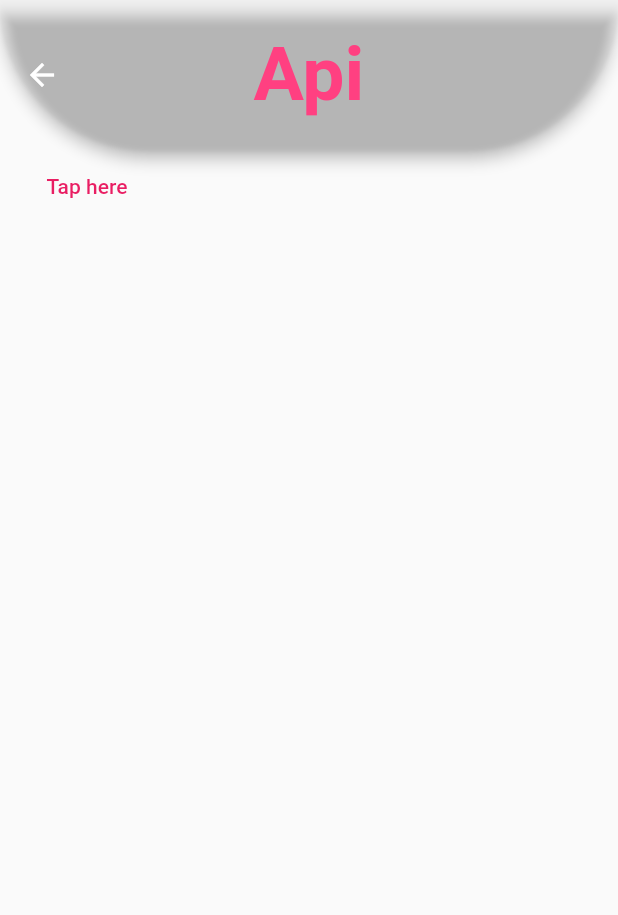
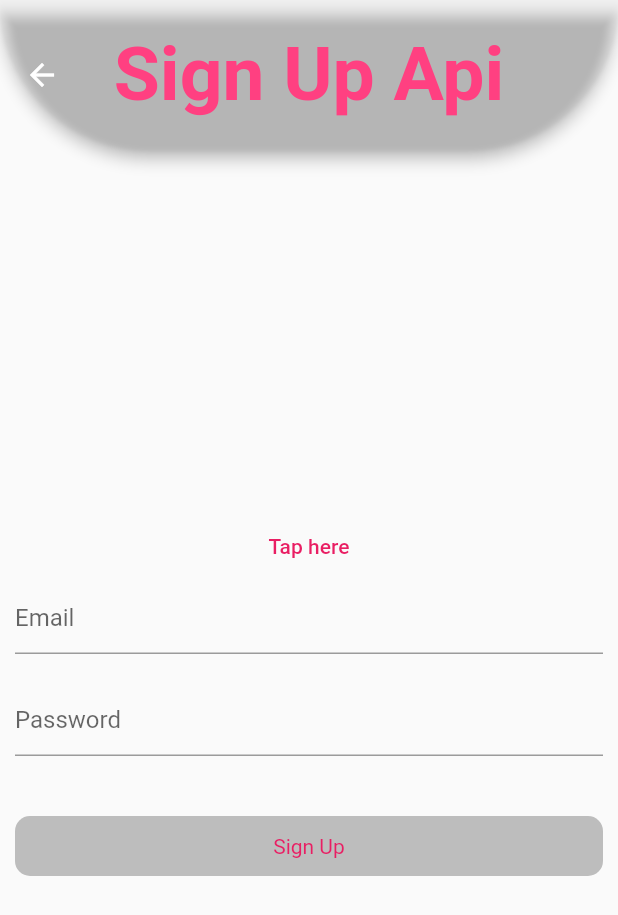
Before and after one commit to muksiturrahman/Learning_Api, a Flutter app: the ExampleFive screen opened directly, after a tap on "Tap here", on a phone screen of 412 x 824 dp. Shown: the top 915 px of the screen. Run offline on Flutter 3.47's test engine with Material 2 defaults, Android fonts, the phone set to English and light mode, and no system bars; our stand-ins replace image_picker, modal_progress_hud_nsn; network calls fail.

```diff
--- a/lib/example_five.dart
+++ b/lib/example_five.dart
@@ -1,3 +1,4 @@
+import 'package:api/signup.dart';
 import 'package:flutter/material.dart';
 import 'package:http/http.dart' as http;
 
@@ -27,7 +28,7 @@ class _ExampleFiveState extends State<ExampleFive> {
         children: [
           TextButton(
             onPressed: (){
-              Navigator.push(context, MaterialPageRoute(builder: (context)=>ExampleFive()));
+              Navigator.push(context, MaterialPageRoute(builder: (context)=>SignUpScreen()));
             },
             child: Container(
               height: 20,
--- /dev/null
+++ b/lib/signup.dart
@@ -0,0 +1,104 @@
+import 'dart:convert';
+
+import 'package:api/upload_image.dart';
+import 'package:flutter/material.dart';
+import 'package:http/http.dart';
+
+class SignUpScreen extends StatefulWidget {
+  const SignUpScreen({Key? key}) : super(key: key);
+
+  @override
+  State<SignUpScreen> createState() => _SignUpScreenState();
+}
+
+class _SignUpScreenState extends State<SignUpScreen> {
+
+  TextEditingController emailController = TextEditingController();
+  TextEditingController passwordController = TextEditingController();
+
+  void login(String email, password)async{
+    try{
+      Response response = await post(
+        Uri.parse('https://reqres.in/api/register'),
+        body: {
+          'email' : email,
+          'password' : password,
+        }
+      );
+      if(response.statusCode == 200){
+        var data = jsonDecode(response.body.toString());
+        print(data);
+        print('account created successfully');
+      }else{
+        print('failed');
+      }
+    }catch(e){
+      print(e.toString());
+    }
+  }
+
+  @override
+  Widget build(BuildContext context) {
+    return Scaffold(
+      appBar: AppBar(
+        toolbarHeight: 100,
+        backgroundColor: Colors.transparent,
+        shape: RoundedRectangleBorder(
+          borderRadius: BorderRadius.vertical(
+            bottom: Radius.circular(140),
+          ),
+        ),
+        title: Text("Sign Up Api",style: TextStyle(fontSize: 50,color: Colors.pinkAccent,fontWeight: FontWeight.bold),),
+        centerTitle: true,
+      ),
+      body: Padding(
+        padding: const EdgeInsets.all(10.0),
+        child: Column(
+          mainAxisAlignment: MainAxisAlignment.center,
+          crossAxisAlignment: CrossAxisAlignment.center,
+          children: [
+            TextButton(
+              onPressed: (){
+                Navigator.push(context, MaterialPageRoute(builder: (context)=>UploadImage()));
+              },
+              child: Container(
+                height: 20,
+                width: 100,
+                child: Center(child: Text("Tap here",style: TextStyle(color: Colors.pink),)),
+              ),
+            ),
+            TextFormField(
+              controller: emailController,
+              decoration: InputDecoration(
+                hintText: 'Email',
+              ),
+            ),
+            SizedBox(height: 20,),
+            TextFormField(
+              controller: passwordController,
+              decoration: InputDecoration(
+                hintText: 'Password',
+              ),
+            ),
+            SizedBox(height: 40,),
+            GestureDetector(
+              onTap: (){
+                login(emailController.text.toString(), passwordController.text.toString());
+              },
+              child: Container(
+                height: 40,
+                decoration: BoxDecoration(
+                  color: Colors.grey.shade400,
+                  borderRadius: BorderRadius.circular(10),
+                ),
+                child: Center(
+                  child: Text('Sign Up',style: TextStyle(color: Colors.pink),),
+                ),
+              ),
+            )
+          ],
+        ),
+      ),
+    );
+  }
+}
--- a/pubspec.yaml
+++ b/pubspec.yaml
@@ -36,6 +36,8 @@ dependencies:
   # Use with the CupertinoIcons class for iOS style icons.
   cupertino_icons: ^1.0.2
   http: ^0.13.5
+  image_picker: ^0.8.6+4
+  modal_progress_hud_nsn: ^0.3.0
 
 dev_dependencies:
   flutter_test:
```
Also changed, not shown: lib/upload_image.dart (added, +116 -0 lines), pubspec.lock, 6 other files.
